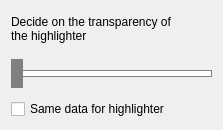
Above: src/touch/highlighter/ui_highlighter.ui from giacomogroppi/writernote-qt before the change. Below: the same form after it.
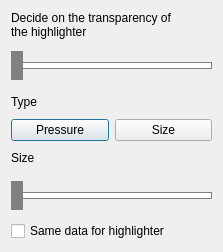
That is the form after the change.

```diff
--- a/src/touch/highlighter/ui_highlighter.ui
+++ b/src/touch/highlighter/ui_highlighter.ui
@@ -7,13 +7,13 @@
     <x>0</x>
     <y>0</y>
     <width>223</width>
-    <height>130</height>
+    <height>252</height>
    </rect>
   </property>
   <property name="maximumSize">
    <size>
-    <width>223</width>
-    <height>130</height>
+    <width>9999</width>
+    <height>9999</height>
    </size>
   </property>
   <property name="windowTitle">
@@ -29,7 +29,66 @@
     </widget>
    </item>
    <item>
-    <widget class="QSlider" name="slider">
+    <widget class="QSlider" name="slider_alfa">
+     <property name="styleSheet">
+      <string notr="true">.QSlider {
+    min-height: 40px;
+    max-height: 40px;
+}
+
+.QSlider::groove:horizontal {
+    border: 1px solid gray;
+    height: 5px;
+    background: white;
+}
+
+.QSlider::handle:horizontal {
+    background: gray;
+    border: 5px solid gray;
+    width: 25px;
+    height: 50px;
+    margin: -12px -24px;
+}</string>
+     </property>
+     <property name="orientation">
+      <enum>Qt::Horizontal</enum>
+     </property>
+    </widget>
+   </item>
+   <item>
+    <widget class="QLabel" name="label_2">
+     <property name="text">
+      <string>Type</string>
+     </property>
+    </widget>
+   </item>
+   <item>
+    <layout class="QHBoxLayout" name="horizontalLayout">
+     <item>
+      <widget class="QPushButton" name="button_pressure">
+       <property name="text">
+        <string>Pressure</string>
+       </property>
+      </widget>
+     </item>
+     <item>
+      <widget class="QPushButton" name="button_size">
+       <property name="text">
+        <string>Size</string>
+       </property>
+      </widget>
+     </item>
+    </layout>
+   </item>
+   <item>
+    <widget class="QLabel" name="label_3">
+     <property name="text">
+      <string>Size</string>
+     </property>
+    </widget>
+   </item>
+   <item>
+    <widget class="QSlider" name="slider_size">
      <property name="styleSheet">
       <string notr="true">.QSlider {
     min-height: 40px;
```
